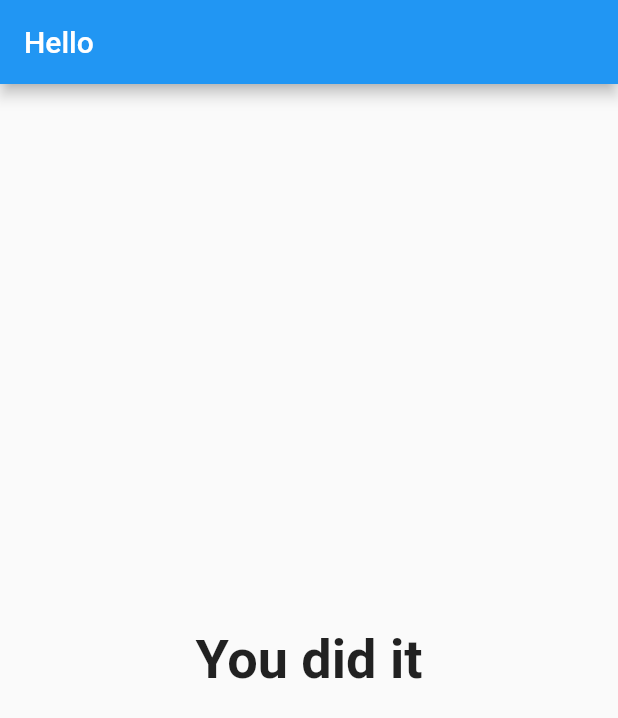
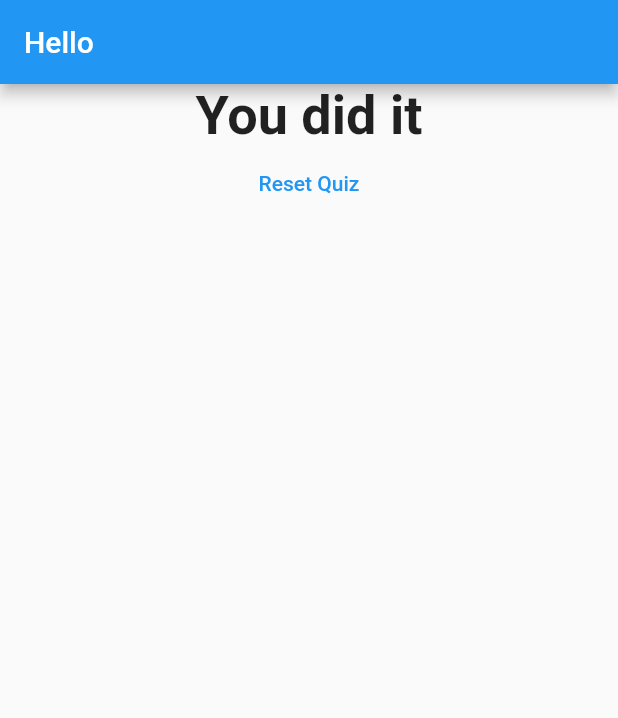
Before and after one commit to umerm-work/flutter_complete_guide, a Flutter app: the screen it shows after launch, after a tap on "alex", after a tap on "dog", after a tap on "banana", on a phone screen of 412 x 824 dp. Shown: the top 718 px of the screen. Run offline on Flutter 3.47's test engine with Material 2 defaults, Android fonts, the phone set to English and light mode, and no system bars.

Commit message:
chore : added reset button

```diff
--- a/lib/main.dart
+++ b/lib/main.dart
@@ -44,6 +44,13 @@ class MyAppState extends State<MyApp> {
     },
   ];
 
+  void restQuiz() {
+    setState(() {
+      answerScore = 0;
+      questionIndex = 0;
+    });
+  }
+
   void answerQuestion(int score) {
     answerScore += score;
     if (questionIndex < questions.length) {}
@@ -66,7 +73,7 @@ class MyAppState extends State<MyApp> {
                 questions: questions,
                 answerQuestions: answerQuestion,
                 questionIndex: questionIndex)
-            : Result(answerScore),
+            : Result(answerScore,restQuiz),
       ),
     );
   }
--- a/lib/result.dart
+++ b/lib/result.dart
@@ -3,7 +3,9 @@ import 'package:flutter/material.dart';
 class Result extends StatelessWidget {
   final int totalScore;
 
-  Result(this.totalScore);
+  final VoidCallback resetHandler;
+
+  Result(this.totalScore, this.resetHandler);
 
   String get resultPhrase {
     var phrase = 'You did it';
@@ -22,9 +24,18 @@ class Result extends StatelessWidget {
   @override
   Widget build(BuildContext context) {
     return Center(
-      child: Text(
-        resultPhrase,
-        style: TextStyle(fontSize: 36, fontWeight: FontWeight.bold),
+      child: Column(
+        children: [
+          Text(
+            resultPhrase,
+            style: TextStyle(fontSize: 36, fontWeight: FontWeight.bold),
+          ),
+          FlatButton(
+            onPressed: resetHandler,
+            child: Text('Reset Quiz'),
+            textColor: Colors.blue,
+          )
+        ],
       ),
     );
   }
```
